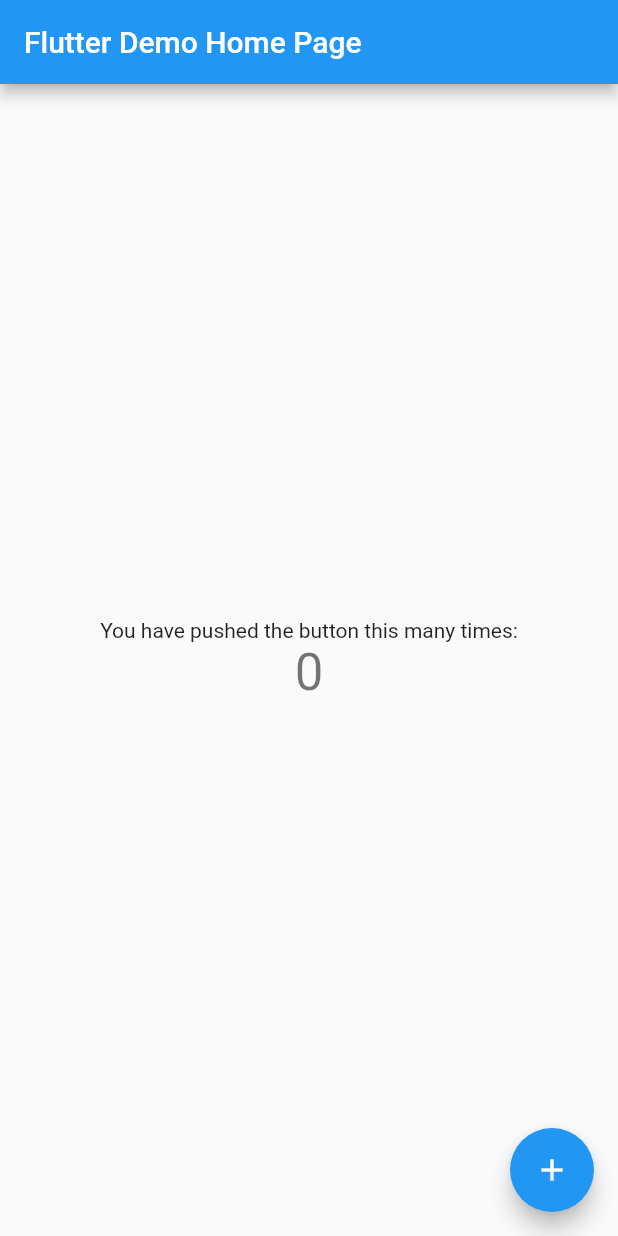
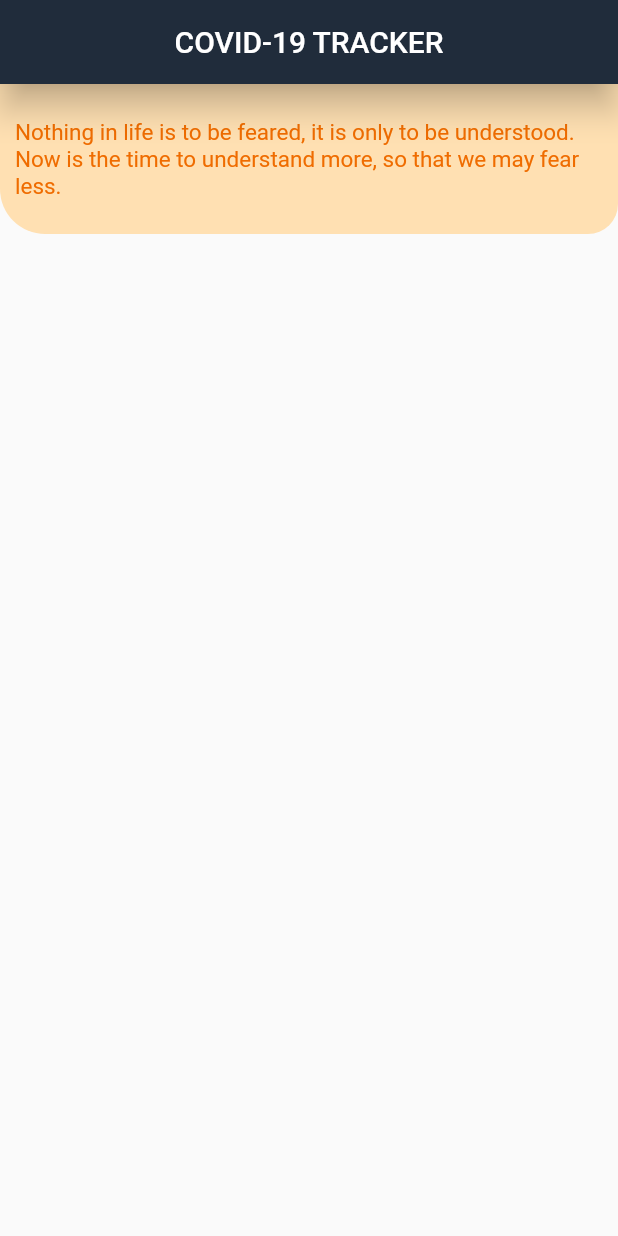
Before and after one commit to huzaifa215/covid19_app_ui, a Flutter app: the screen it shows after launch, on a phone screen of 412 x 824 dp. Run offline on Flutter 3.47's test engine with Material 2 defaults, Android fonts, the phone set to English and light mode, and no system bars.

Commit message:
app bar and the text formate

```diff
--- a/covid_19_app/lib/main.dart
+++ b/covid_19_app/lib/main.dart
@@ -1,3 +1,4 @@
+import 'package:covid_19_app/utils/data_source.dart';
 import 'package:flutter/material.dart';
 
 void main() {
@@ -9,105 +10,54 @@ class MyApp extends StatelessWidget {
   @override
   Widget build(BuildContext context) {
     return MaterialApp(
+      debugShowCheckedModeBanner: false,
       title: 'Flutter Demo',
       theme: ThemeData(
-        // This is the theme of your application.
-        //
-        // Try running your application with "flutter run". You'll see the
-        // application has a blue toolbar. Then, without quitting the app, try
-        // changing the primarySwatch below to Colors.green and then invoke
-        // "hot reload" (press "r" in the console where you ran "flutter run",
-        // or simply save your changes to "hot reload" in a Flutter IDE).
-        // Notice that the counter didn't reset back to zero; the application
-        // is not restarted.
+        primaryColor: primaryBlack,
         primarySwatch: Colors.blue,
+        brightness: Brightness.light,
       ),
-      home: MyHomePage(title: 'Flutter Demo Home Page'),
+      home: HomePage(),
     );
   }
 }
 
-class MyHomePage extends StatefulWidget {
-  MyHomePage({Key key, this.title}) : super(key: key);
-
-  // This widget is the home page of your application. It is stateful, meaning
-  // that it has a State object (defined below) that contains fields that affect
-  // how it looks.
-
-  // This class is the configuration for the state. It holds the values (in this
-  // case the title) provided by the parent (in this case the App widget) and
-  // used by the build method of the State. Fields in a Widget subclass are
-  // always marked "final".
-
-  final String title;
-
+// api call here
+class HomePage extends StatefulWidget {
   @override
-  _MyHomePageState createState() => _MyHomePageState();
+  _HomePageState createState() => _HomePageState();
 }
 
-class _MyHomePageState extends State<MyHomePage> {
-  int _counter = 0;
-
-  void _incrementCounter() {
-    setState(() {
-      // This call to setState tells the Flutter framework that something has
-      // changed in this State, which causes it to rerun the build method below
-      // so that the display can reflect the updated values. If we changed
-      // _counter without calling setState(), then the build method would not be
-      // called again, and so nothing would appear to happen.
-      _counter++;
-    });
-  }
-
+class _HomePageState extends State<HomePage> {
   @override
   Widget build(BuildContext context) {
-    // This method is rerun every time setState is called, for instance as done
-    // by the _incrementCounter method above.
-    //
-    // The Flutter framework has been optimized to make rerunning build methods
-    // fast, so that you can just rebuild anything that needs updating rather
-    // than having to individually change instances of widgets.
     return Scaffold(
       appBar: AppBar(
-        // Here we take the value from the MyHomePage object that was created by
-        // the App.build method, and use it to set our appbar title.
-        title: Text(widget.title),
+        title: Text("COVID-19 TRACKER"),
+        centerTitle: true,
+        elevation: 9,
       ),
-      body: Center(
-        // Center is a layout widget. It takes a single child and positions it
-        // in the middle of the parent.
+      body: SingleChildScrollView(
         child: Column(
-          // Column is also a layout widget. It takes a list of children and
-          // arranges them vertically. By default, it sizes itself to fit its
-          // children horizontally, and tries to be as tall as its parent.
-          //
-          // Invoke "debug painting" (press "p" in the console, choose the
-          // "Toggle Debug Paint" action from the Flutter Inspector in Android
-          // Studio, or the "Toggle Debug Paint" command in Visual Studio Code)
-          // to see the wireframe for each widget.
-          //
-          // Column has various properties to control how it sizes itself and
-          // how it positions its children. Here we use mainAxisAlignment to
-          // center the children vertically; the main axis here is the vertical
-          // axis because Columns are vertical (the cross axis would be
-          // horizontal).
-          mainAxisAlignment: MainAxisAlignment.center,
-          children: <Widget>[
-            Text(
-              'You have pushed the button this many times:',
-            ),
-            Text(
-              '$_counter',
-              style: Theme.of(context).textTheme.headline4,
+          children: [
+            Container(
+              padding: EdgeInsets.all(10),
+              alignment: Alignment.center,
+              height: 100,
+              decoration: BoxDecoration(
+                borderRadius: BorderRadius.only(
+                    bottomLeft: Radius.circular(30),
+                    bottomRight: Radius.circular(20)),
+                color: Colors.orange.shade100,
+              ),
+              child: Text(
+                DataSource.quote,
+                style: TextStyle(fontSize: 15, color: Colors.orange.shade800),
+              ),
             ),
           ],
         ),
       ),
-      floatingActionButton: FloatingActionButton(
-        onPressed: _incrementCounter,
-        tooltip: 'Increment',
-        child: Icon(Icons.add),
-      ), // This trailing comma makes auto-formatting nicer for build methods.
     );
   }
 }
--- /dev/null
+++ b/covid_19_app/lib/utils/data_source.dart
@@ -0,0 +1,68 @@
+import 'package:flutter/material.dart';
+
+Color primaryBlack = Color(0xff202c3b);
+
+class DataSource{
+  static String quote = "Nothing in life is to be feared, it is only to be understood. Now is the time to understand more, so that we may fear less.";
+  // array as an abject in java script its objectletrals and in flutter map in array
+  static List questionAnswers = [
+    {
+      "question": "What is a coronavirus?",
+      "answer":
+      "Coronaviruses are a large family of viruses which may cause illness in animals or humans.  In humans, several coronaviruses are known to cause respiratory infections ranging from the common cold to more severe diseases such as Middle East Respiratory Syndrome (MERS) and Severe Acute Respiratory Syndrome (SARS). The most recently discovered coronavirus causes coronavirus disease COVID-19."
+    },
+    {
+      "question": "What is COVID-19?",
+      "answer":
+      "COVID-19 is the infectious disease caused by the most recently discovered coronavirus. This new virus and disease were unknown before the outbreak began in Wuhan, China, in December 2019."
+    },
+    {
+      "question": "What are the symptoms of COVID-19?",
+      "answer":
+      "The most common symptoms of COVID-19 are fever, tiredness, and dry cough. Some patients may have aches and pains, nasal congestion, runny nose, sore throat or diarrhea. These symptoms are usually mild and begin gradually. Some people become infected but don’t develop any symptoms and don't feel unwell. Most people (about 80%) recover from the disease without needing special treatment. Around 1 out of every 6 people who gets COVID-19 becomes seriously ill and develops difficulty breathing. Older people, and those with underlying medical problems like high blood pressure, heart problems or diabetes, are more likely to develop serious illness. People with fever, cough and difficulty breathing should seek medical attention."
+    },
+    {
+      "question": "How does COVID-19 spread?",
+      "answer":
+      "People can catch COVID-19 from others who have the virus. The disease can spread from person to person through small droplets from the nose or mouth which are spread when a person with COVID-19 coughs or exhales. These droplets land on objects and surfaces around the person. Other people then catch COVID-19 by touching these objects or surfaces, then touching their eyes, nose or mouth. People can also catch COVID-19 if they breathe in droplets from a person with COVID-19 who coughs out or exhales droplets. This is why it is important to stay more than 1 meter (3 feet) away from a person who is sick. \nWHO is assessing ongoing research on the ways COVID-19 is spread and will continue to share updated findings."
+    },
+    {
+      "question":
+      "Can the virus that causes COVID-19 be transmitted through the air?",
+      "answer":
+      "Studies to date suggest that the virus that causes COVID-19 is mainly transmitted through contact with respiratory droplets rather than through the air"
+    },
+    {
+      "question": "Can CoVID-19 be caught from a person who has no symptoms?",
+      "answer":
+      "The main way the disease spreads is through respiratory droplets expelled by someone who is coughing. The risk of catching COVID-19 from someone with no symptoms at all is very low. However, many people with COVID-19 experience only mild symptoms. This is particularly true at the early stages of the disease. It is therefore possible to catch COVID-19 from someone who has, for example, just a mild cough and does not feel ill.  WHO is assessing ongoing research on the period of transmission of COVID-19 and will continue to share updated findings.    "
+    },
+    {
+      "question":
+      "Can I catch COVID-19 from the feces of someone with the disease?",
+      "answer":
+      "The risk of catching COVID-19 from the feces of an infected person appears to be low. While initial investigations suggest the virus may be present in feces in some cases, spread through this route is not a main feature of the outbreak. WHO is assessing ongoing research on the ways COVID-19 is spread and will continue to share new findings. Because this is a risk, however, it is another reason to clean hands regularly, after using the bathroom and before eating."
+    },
+    {
+      "question": "How likely am I to catch COVID-19?",
+      "answer":
+      "The risk depends on where you  are - and more specifically, whether there is a COVID-19 outbreak unfolding there.\nFor most people in most locations the risk of catching COVID-19 is still low. However, there are now places around the world (cities or areas) where the disease is spreading. For people living in, or visiting, these areas the risk of catching COVID-19 is higher. Governments and health authorities are taking vigorous action every time a new case of COVID-19 is identified. Be sure to comply with any local restrictions on travel, movement or large gatherings. Cooperating with disease control efforts will reduce your risk of catching or spreading COVID-19.\nCOVID-19 outbreaks can be contained and transmission stopped, as has been shown in China and some other countries. Unfortunately, new outbreaks can emerge rapidly. It’s important to be aware of the situation where you are or intend to go. WHO publishes daily updates on the COVID-19 situation worldwide."
+    },
+    {
+      "question": "Who is at risk of developing severe illness?",
+      "answer":
+      "While we are still learning about how COVID-2019 affects people, older persons and persons with pre-existing medical conditions (such as high blood pressure, heart disease, lung disease, cancer or diabetes)  appear to develop serious illness more often than others. "
+    },
+    {
+      "question": "Should I wear a mask to protect myself?",
+      "answer":
+      "Only wear a mask if you are ill with COVID-19 symptoms (especially coughing) or looking after someone who may have COVID-19. Disposable face mask can only be used once. If you are not ill or looking after someone who is ill then you are wasting a mask. There is a world-wide shortage of masks, so WHO urges people to use masks wisely.\nWHO advises rational use of medical masks to avoid unnecessary wastage of precious resources and mis-use of masks\nThe most effective ways to protect yourself and others against COVID-19 are to frequently clean your hands, cover your cough with the bend of elbow or tissue and maintain a distance of at least 1 meter (3 feet) from people who are coughing or sneezing"
+    },
+    {
+      "question":
+      "Are antibiotics effective in preventing or treating the COVID-19?",
+      "answer":
+      "No. Antibiotics do not work against viruses, they only work on bacterial infections. COVID-19 is caused by a virus, so antibiotics do not work. Antibiotics should not be used as a means of prevention or treatment of COVID-19. They should only be used as directed by a physician to treat a bacterial infection. "
+    }
+  ];
+}
--- a/covid_19_app/pubspec.yaml
+++ b/covid_19_app/pubspec.yaml
@@ -28,6 +28,9 @@ dependencies:
   # The following adds the Cupertino Icons font to your application.
   # Use with the CupertinoIcons class for iOS style icons.
   cupertino_icons: ^1.0.2
+  url_launcher:
+  shared_preferences:
+  http:
 
 dev_dependencies:
   flutter_test:
```
Also changed, not shown: covid_19_app/lib/widgets/world_wide_pannel.dart (added), covid_19_app/pubspec.lock.
